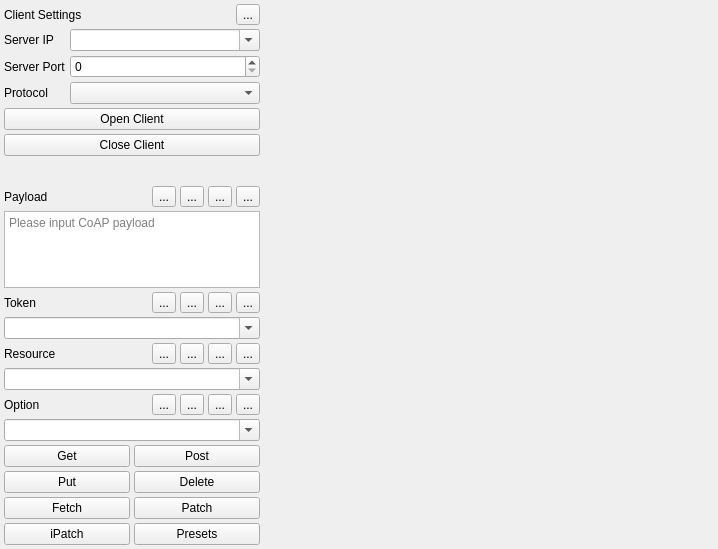
Old version of the form src/x/coap/coapclientui.ui in the repository x-tools-author/x-tools.
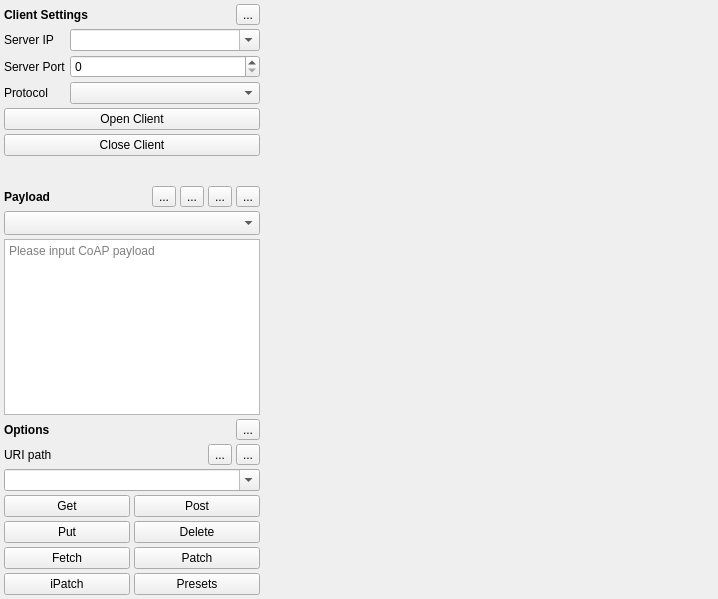
New version of the form.

What changed in the file:
```diff
--- a/src/x/coap/coapclientui.ui
+++ b/src/x/coap/coapclientui.ui
@@ -7,7 +7,7 @@
     <x>0</x>
     <y>0</y>
     <width>718</width>
-    <height>549</height>
+    <height>599</height>
    </rect>
   </property>
   <property name="windowTitle">
@@ -96,192 +96,6 @@
      <property name="spacing">
       <number>4</number>
      </property>
-     <item row="3" column="0" colspan="2">
-      <layout class="QHBoxLayout" name="horizontalLayout_4">
-       <item>
-        <widget class="QLabel" name="label_7">
-         <property name="text">
-          <string>Token</string>
-         </property>
-        </widget>
-       </item>
-       <item>
-        <widget class="QToolButton" name="toolButtonTokenFormat">
-         <property name="toolTip">
-          <string>Change the token format</string>
-         </property>
-         <property name="text">
-          <string>...</string>
-         </property>
-        </widget>
-       </item>
-       <item>
-        <widget class="QToolButton" name="toolButtonTokenRemove">
-         <property name="toolTip">
-          <string>Remove the token from list</string>
-         </property>
-         <property name="statusTip">
-          <string>Token text format</string>
-         </property>
-         <property name="text">
-          <string>...</string>
-         </property>
-        </widget>
-       </item>
-       <item>
-        <widget class="QToolButton" name="toolButtonTokenAdd">
-         <property name="toolTip">
-          <string>Add the token to list</string>
-         </property>
-         <property name="statusTip">
-          <string>Save the token</string>
-         </property>
-         <property name="text">
-          <string>...</string>
-         </property>
-        </widget>
-       </item>
-       <item>
-        <widget class="QToolButton" name="toolButtonTokenEdit">
-         <property name="toolTip">
-          <string>Edit token list</string>
-         </property>
-         <property name="statusTip">
-          <string>Edit token</string>
-         </property>
-         <property name="text">
-          <string>...</string>
-         </property>
-        </widget>
-       </item>
-      </layout>
-     </item>
-     <item row="2" column="0" colspan="2">
-      <widget class="QTextEdit" name="textEditPayload">
-       <property name="sizePolicy">
-        <sizepolicy hsizetype="Preferred" vsizetype="Expanding">
-         <horstretch>0</horstretch>
-         <verstretch>0</verstretch>
-        </sizepolicy>
-       </property>
-       <property name="placeholderText">
-        <string>Please input CoAP payload</string>
-       </property>
-      </widget>
-     </item>
-     <item row="7" column="0" colspan="2">
-      <layout class="QHBoxLayout" name="horizontalLayout">
-       <item>
-        <widget class="QLabel" name="label_5">
-         <property name="font">
-          <font>
-           <bold>false</bold>
-          </font>
-         </property>
-         <property name="text">
-          <string>Option</string>
-         </property>
-        </widget>
-       </item>
-       <item>
-        <widget class="QToolButton" name="toolButtonOptionFormat">
-         <property name="toolTip">
-          <string>Change the optioin format</string>
-         </property>
-         <property name="text">
-          <string>...</string>
-         </property>
-        </widget>
-       </item>
-       <item>
-        <widget class="QToolButton" name="toolButtonOptionRemove">
-         <property name="toolTip">
-          <string>Remove the option from list</string>
-         </property>
-         <property name="text">
-          <string>...</string>
-         </property>
-        </widget>
-       </item>
-       <item>
-        <widget class="QToolButton" name="toolButtonOptionAdd">
-         <property name="toolTip">
-          <string>Add the option to list</string>
-         </property>
-         <property name="text">
-          <string>...</string>
-         </property>
-        </widget>
-       </item>
-       <item>
-        <widget class="QToolButton" name="toolButtonOptionEdit">
-         <property name="toolTip">
-          <string>Edit option list</string>
-         </property>
-         <property name="text">
-          <string>...</string>
-         </property>
-        </widget>
-       </item>
-      </layout>
-     </item>
-     <item row="5" column="0" colspan="2">
-      <layout class="QHBoxLayout" name="horizontalLayout_3">
-       <item>
-        <widget class="QLabel" name="label_6">
-         <property name="sizePolicy">
-          <sizepolicy hsizetype="Expanding" vsizetype="Preferred">
-           <horstretch>0</horstretch>
-           <verstretch>0</verstretch>
-          </sizepolicy>
-         </property>
-         <property name="text">
-          <string>Resource</string>
-         </property>
-        </widget>
-       </item>
-       <item>
-        <widget class="QToolButton" name="toolButtonResourceFormat">
-         <property name="toolTip">
-          <string>Change the resource format</string>
-         </property>
-         <property name="text">
-          <string>...</string>
-         </property>
-        </widget>
-       </item>
-       <item>
-        <widget class="QToolButton" name="toolButtonResourceRemove">
-         <property name="toolTip">
-          <string>Remove the resource from list</string>
-         </property>
-         <property name="text">
-          <string>...</string>
-         </property>
-        </widget>
-       </item>
-       <item>
-        <widget class="QToolButton" name="toolButtonResourceAdd">
-         <property name="toolTip">
-          <string>Add the resource to list</string>
-         </property>
-         <property name="text">
-          <string>...</string>
-         </property>
-        </widget>
-       </item>
-       <item>
-        <widget class="QToolButton" name="toolButtonResourceEdit">
-         <property name="toolTip">
-          <string>Edit option resource</string>
-         </property>
-         <property name="text">
-          <string>...</string>
-         </property>
-        </widget>
-       </item>
-      </layout>
-     </item>
      <item row="0" column="0" rowspan="2" colspan="2">
       <layout class="QHBoxLayout" name="horizontalLayout_2">
        <item>
@@ -294,7 +108,7 @@
          </property>
          <property name="font">
           <font>
-           <bold>false</bold>
+           <bold>true</bold>
           </font>
          </property>
          <property name="text">
@@ -344,7 +158,103 @@
        </item>
       </layout>
      </item>
-     <item row="9" column="0" colspan="2">
+     <item row="6" column="0" colspan="2">
+      <widget class="QComboBox" name="comboBoxOptionUriPath">
+       <property name="editable">
+        <bool>true</bool>
+       </property>
+       <property name="placeholderText">
+        <string>Please input CoAP resource</string>
+       </property>
+      </widget>
+     </item>
+     <item row="4" column="0" colspan="2">
+      <layout class="QHBoxLayout" name="horizontalLayout_6">
+       <item>
+        <widget class="QLabel" name="label_10">
+         <property name="font">
+          <font>
+           <bold>true</bold>
+          </font>
+         </property>
+         <property name="text">
+          <string>Options</string>
+         </property>
+        </widget>
+       </item>
+       <item>
+        <widget class="QToolButton" name="toolButtonOptionSettings">
+         <property name="text">
+          <string>...</string>
+         </property>
+        </widget>
+       </item>
+      </layout>
+     </item>
+     <item row="2" column="0" colspan="2">
+      <widget class="QComboBox" name="comboBoxOptionContentFormat">
+       <property name="sizePolicy">
+        <sizepolicy hsizetype="Preferred" vsizetype="Fixed">
+         <horstretch>0</horstretch>
+         <verstretch>0</verstretch>
+        </sizepolicy>
+       </property>
+       <property name="editable">
+        <bool>false</bool>
+       </property>
+       <property name="sizeAdjustPolicy">
+        <enum>QComboBox::SizeAdjustPolicy::AdjustToMinimumContentsLengthWithIcon</enum>
+       </property>
+       <property name="placeholderText">
+        <string>Please input CoAP option</string>
+       </property>
+      </widget>
+     </item>
+     <item row="5" column="0" colspan="2">
+      <layout class="QHBoxLayout" name="horizontalLayout_3">
+       <item>
+        <widget class="QLabel" name="label_6">
+         <property name="sizePolicy">
+          <sizepolicy hsizetype="Expanding" vsizetype="Preferred">
+           <horstretch>0</horstretch>
+           <verstretch>0</verstretch>
+          </sizepolicy>
+         </property>
+         <property name="text">
+          <string>URI path</string>
+         </property>
+        </widget>
+       </item>
+       <item>
+        <widget class="QToolButton" name="toolButtonUriPathRemove">
+         <property name="text">
+          <string>...</string>
+         </property>
+        </widget>
+       </item>
+       <item>
+        <widget class="QToolButton" name="toolButtonUriPathAdd">
+         <property name="text">
+          <string>...</string>
+         </property>
+        </widget>
+       </item>
+      </layout>
+     </item>
+     <item row="3" column="0" colspan="2">
+      <widget class="QTextEdit" name="textEditPayload">
+       <property name="sizePolicy">
+        <sizepolicy hsizetype="Preferred" vsizetype="Expanding">
+         <horstretch>0</horstretch>
+         <verstretch>0</verstretch>
+        </sizepolicy>
+       </property>
+       <property name="placeholderText">
+        <string>Please input CoAP payload</string>
+       </property>
+      </widget>
+     </item>
+     <item row="8" column="0" colspan="2">
       <layout class="QGridLayout" name="gridLayout_4">
        <property name="spacing">
         <number>4</number>
@@ -407,36 +317,6 @@
        </item>
       </layout>
      </item>
-     <item row="8" column="0" colspan="2">
-      <widget class="QComboBox" name="comboBoxOption">
-       <property name="editable">
-        <bool>true</bool>
-       </property>
-       <property name="placeholderText">
-        <string>Please input CoAP option</string>
-       </property>
-      </widget>
-     </item>
-     <item row="6" column="0" colspan="2">
-      <widget class="QComboBox" name="comboBoxResource">
-       <property name="editable">
-        <bool>true</bool>
-       </property>
-       <property name="placeholderText">
-        <string>Please input CoAP resource</string>
-       </property>
-      </widget>
-     </item>
-     <item row="4" column="0" colspan="2">
-      <widget class="QComboBox" name="comboBoxToken">
-       <property name="editable">
-        <bool>true</bool>
-       </property>
-       <property name="placeholderText">
-        <string>Please input CoAP token</string>
-       </property>
-      </widget>
-     </item>
     </layout>
    </item>
    <item row="0" column="2" rowspan="10">
@@ -470,6 +350,11 @@
     <layout class="QHBoxLayout" name="horizontalLayout_5">
      <item>
       <widget class="QLabel" name="label_9">
+       <property name="font">
+        <font>
+         <bold>true</bold>
+        </font>
+       </property>
        <property name="text">
         <string>Client Settings</string>
        </property>
```
